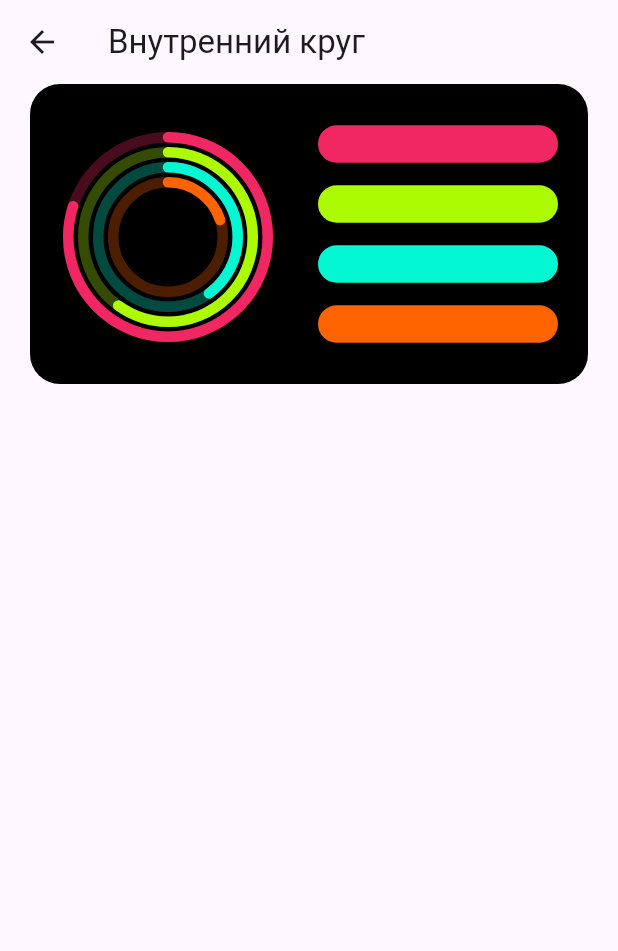
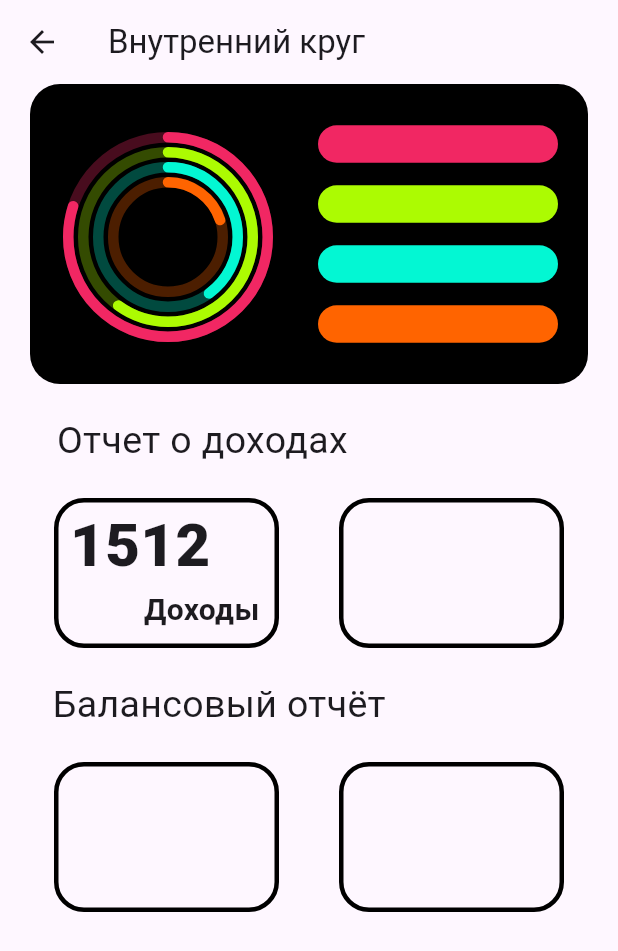
Before and after one commit to nazarovad/RatRace, a Flutter app: the screen it shows after launch, after a tap on "Выбрать", on a phone screen of 412 x 824 dp. Shown: the top 951 px of the screen. Run offline on Flutter 3.47's test engine with Material 3 defaults, Android fonts, the light colour scheme and no system bars; drawn by our look-alikes of percent_indicator; our stand-ins replace smooth_page_indicator, sqflite; accounts and stored records are empty.

Commit message:
перевод в ветку concepts

```diff
--- a/lib/FirstCircle/First_circle.dart
+++ b/lib/FirstCircle/First_circle.dart
@@ -1,6 +1,6 @@
 import 'package:flutter/material.dart';
 import 'package:percent_indicator/percent_indicator.dart';
-import 'package:ratrace/servises/ManagementDataBase.dart';
+import 'package:ratrace/FirstCircle/DataPlayer.dart';
 
 
 class FirstCircle extends StatefulWidget {
@@ -11,8 +11,7 @@ class FirstCircle extends StatefulWidget {
 }
 
 class _FirstCircleState extends State<FirstCircle> {
-  ManagementDataBase managementDataBase = ManagementDataBase('professions.db');
-
+  DataPlayer dataPlayer = new DataPlayer('Учитель');
 
   double height_right_line = 25;
   double width_right_line = double.maxFinite;
@@ -28,9 +27,8 @@ class _FirstCircleState extends State<FirstCircle> {
 
   @override
   Widget build(BuildContext context) {
-
     //managementDataBase.copyDatabase();
-    managementDataBase.printDatabase('SELECT name FROM Prof');
+    // managementDataBase.printDatabase('SELECT name FROM Prof');
 
     return Scaffold(
       appBar: AppBar(title: Text('Внутренний круг')),
@@ -103,13 +101,17 @@ class _FirstCircleState extends State<FirstCircle> {
                 ),
                 AnimatedAlign(alignment: AlignmentDirectional(1, 0), duration: Duration(milliseconds: timing),
                 child: GestureDetector(
-                  onPanUpdate: (details) {
+                  onTap: () {
                     setState(() {
                       print("Is pressed!!!");
-                      if (details.delta.dx < 0) {
-                        widthAnimateCont = 324; // Свайп вправо
+
+                      if (checkPosition == true) {
+                        widthAnimateCont = 324;
+
+                        checkPosition = false;
                       } else {
-                        widthAnimateCont = 170; // Свайп влево
+                        widthAnimateCont = 170;
+                        checkPosition = true;
                       }
                     });
                   },
@@ -180,6 +182,135 @@ class _FirstCircleState extends State<FirstCircle> {
               ],
             ),
           ),
+          Container(
+            margin: EdgeInsets.only(right: 20, left: 20),
+            padding: EdgeInsets.only(top:20),
+            width: MediaQuery.of(context).size.width / 0.5,
+            height: MediaQuery.of(context).size.height / 1.6,
+            child: Column(
+              children: <Widget>[
+                Align(
+
+                  alignment: AlignmentDirectional(-0.8, 0),
+                  child: Text("Отчет о доходах", style: TextStyle(fontSize: 25),),
+                ),
+                Column(
+
+                  children: <Widget>[
+                    Row(
+                      mainAxisAlignment: MainAxisAlignment.center,
+                      children: <Widget>[
+                        GestureDetector(
+                          onTap: (){
+                            print("Нажатие на Денежный поток!!!");
+                          },
+                          child: Container(
+                            decoration: BoxDecoration(
+                              border: Border.all(
+                                  color: Colors.black,
+                                  width: 3
+                              ),
+                              borderRadius: BorderRadius.circular(20),
+                            ),
+                            margin: EdgeInsets.only(top: 20, right: 40),
+                            width: 150,
+                            height: 100,
+                            child: Column(
+                              children: <Widget>[
+                                Align(alignment: AlignmentDirectional(-0.7, 0),
+                                child: Text("1512", style: TextStyle(fontSize: 40, fontWeight: FontWeight.w800),
+                                ),
+                                ),
+                                Align(
+                                  alignment: AlignmentDirectional(0.7, 0),
+                                  child: Text("Доходы", style: TextStyle(fontSize: 20, fontWeight: FontWeight.w600),),
+                                )
+                              ],
+                            ),
+
+                          ),
+                        ),
+                        GestureDetector(
+                          onTap: (){
+                            print("Нажатие на Общие расходы!!!");
+                          },
+                          child:Container(
+                            margin: EdgeInsets.only(top: 20,),
+                            width: 150,
+                            height: 100,
+                            decoration: BoxDecoration(
+                              border: Border.all(
+                                  color: Colors.black,
+                                  width: 3
+                              ),
+                              borderRadius: BorderRadius.circular(20),
+
+
+                            ),
+                          ),
+                        )
+                      ],
+                    )
+                  ],
+                ),
+
+                Align(
+                  alignment: AlignmentDirectional(-0.8, 0),
+                  child: Container(
+                    margin: EdgeInsets.only(top: 20),
+                    child: Text("Балансовый отчёт", style: TextStyle(fontSize: 25),),
+                  )
+
+                ),
+                Row(
+                  mainAxisAlignment: MainAxisAlignment.center,
+                  children: <Widget>[
+                    GestureDetector(
+                      onTap: (){
+                        print("Нажатие на Денежный поток!!!");
+                      },
+                      child: Container(
+                        decoration: BoxDecoration(
+                          border: Border.all(
+                            color: Colors.black,
+                            width: 3
+                          ),
+                            borderRadius: BorderRadius.circular(20),
+
+
+                        ),
+                        margin: EdgeInsets.only(top: 20, right: 40),
+                        width: 150,
+                        height: 100,
+
+                      ),
+                    ),
+                    GestureDetector(
+                      onTap: (){
+                        print("Нажатие на Общие расходы!!!");
+                      },
+                      child:Container(
+                        margin: EdgeInsets.only(top: 20,),
+                        width: 150,
+                        height: 100,
+                        decoration: BoxDecoration(
+                          border: Border.all(
+                              color: Colors.black,
+                              width: 3
+                          ),
+                          borderRadius: BorderRadius.circular(20),
+
+
+                        ),
+                      ),
+                    )
+                  ],
+
+                )
+              ],
+            ),
+          )
+
 
         ],
       ),
--- a/lib/servises/ManagementDataBase.dart
+++ b/lib/servises/ManagementDataBase.dart
@@ -50,14 +50,12 @@ class ManagementDataBase {
     }
 
   }
-  Future<void> printDatabase(String request) async {
+  Future<List<Map>> printDatabase(String request) async {
     String path = await getDatabase();
     Database database = await openDatabase(path, version: 1);
-    print("++++++++++++++++++++++++++++++++++++++++++++++++");
-    // print(database.query('sqlite_master'));
     List<Map> list = await database.rawQuery(request);
-    print(list);
-    print(path);
+    await database.close();
+   return list;
   }
 
 
```
